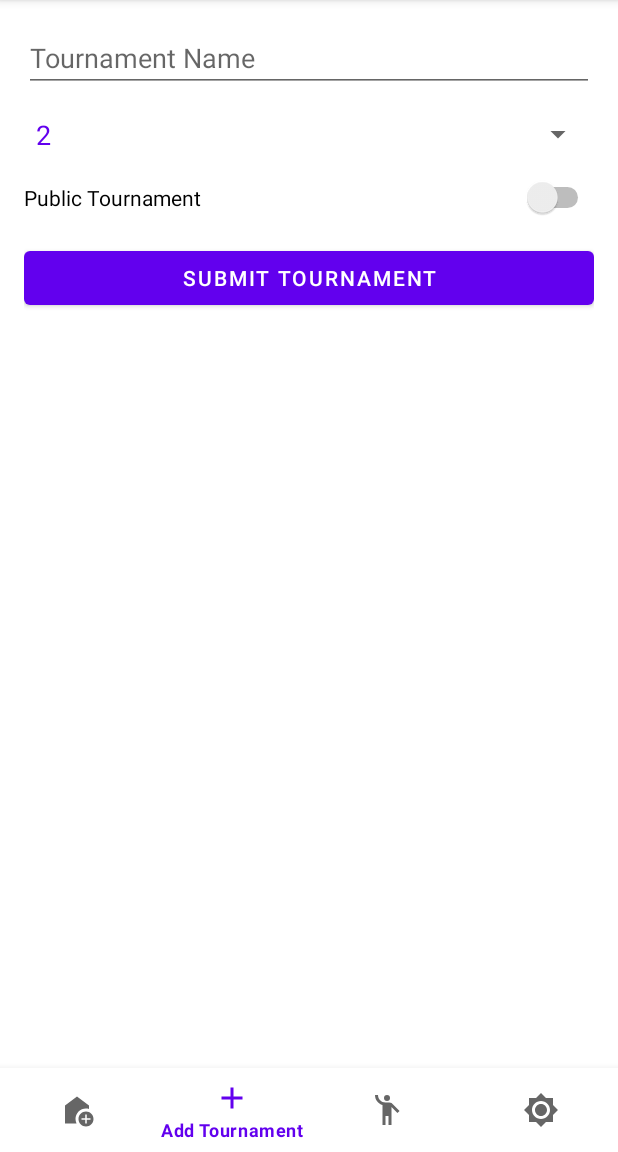
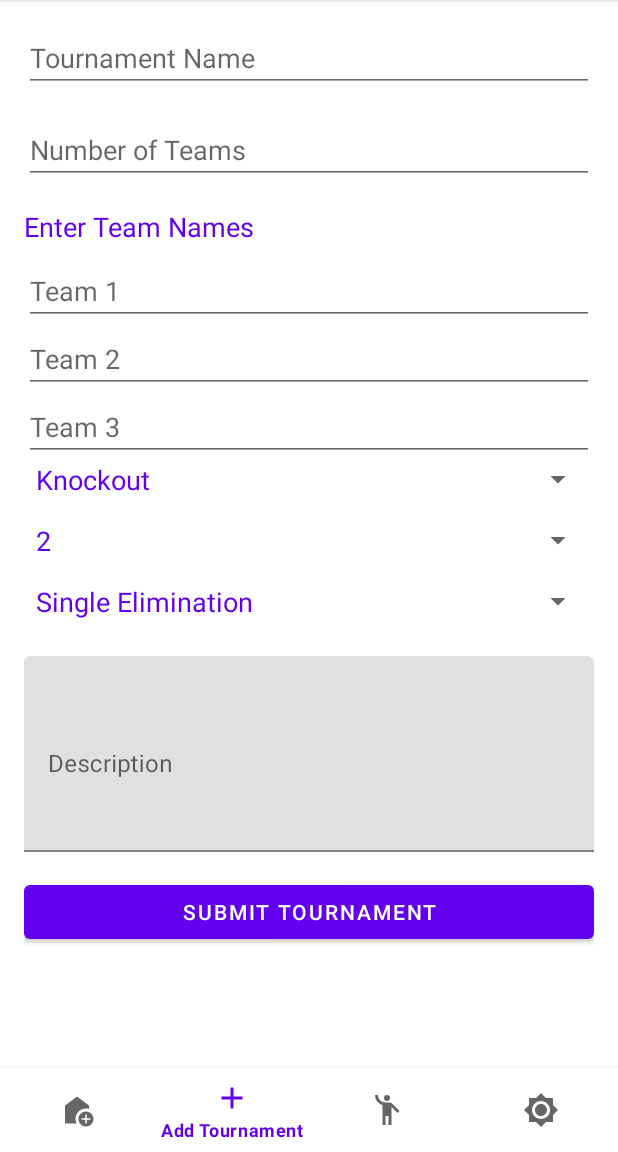
Before and after one commit to Tourniverse-App/Tourniverse, an Android app: the AddTournamentFragment screen opened through its navigation route, on a phone screen of 412 x 824 dp, the part 84-1236 px from its top. Run offline under Robolectric (Android 15) with nearby library versions, the phone set to English and light mode, and no system bars; our stand-ins replace navigation-ui.

Commit message:
changed ui

```diff
--- /dev/null
+++ b/app/src/main/res/drawable/gradient_background.xml
@@ -0,0 +1,5 @@
+<?xml version="1.0" encoding="utf-8"?>
+    <gradient xmlns:android="http://schemas.android.com/apk/res/android"
+        android:startColor="#0000FF"
+        android:endColor="#ADD8E6"
+        android:angle="90" />
--- a/app/src/main/res/layout/fragment_add_tournament.xml
+++ b/app/src/main/res/layout/fragment_add_tournament.xml
@@ -1,14 +1,18 @@
 <ScrollView
     xmlns:android="http://schemas.android.com/apk/res/android"
+    xmlns:app="http://schemas.android.com/apk/res-auto"
+    xmlns:tools="http://schemas.android.com/tools"
     android:layout_width="match_parent"
     android:layout_height="match_parent"
-    android:padding="16dp">
+    android:padding="16dp"
+    tools:context=".fragments.AddTournamentFragment">
 
     <LinearLayout
         android:layout_width="match_parent"
         android:layout_height="wrap_content"
         android:orientation="vertical">
 
+        <!-- Tournament Name -->
         <EditText
             android:id="@+id/etTournamentName"
             android:layout_width="match_parent"
@@ -16,20 +20,83 @@
             android:hint="Tournament Name"
             android:layout_marginBottom="16dp" />
 
+        <!-- Number of Teams -->
+        <EditText
+            android:id="@+id/etNumTeams"
+            android:layout_width="match_parent"
+            android:layout_height="wrap_content"
+            android:inputType="number"
+            android:hint="Number of Teams"
+            android:layout_marginBottom="16dp" />
+
+        <!-- Team Names -->
+        <TextView
+            android:layout_width="match_parent"
+            android:layout_height="wrap_content"
+            android:text="Enter Team Names"
+            android:layout_marginBottom="8dp" />
+
+        <!-- Example of 3 teams, you can dynamically create more fields based on the number of teams input -->
+        <EditText
+            android:id="@+id/teamName1"
+            android:layout_width="match_parent"
+            android:layout_height="wrap_content"
+            android:hint="Team 1" />
+        <EditText
+            android:id="@+id/teamName2"
+            android:layout_width="match_parent"
+            android:layout_height="wrap_content"
+            android:hint="Team 2" />
+        <EditText
+            android:id="@+id/teamName3"
+            android:layout_width="match_parent"
+            android:layout_height="wrap_content"
+            android:hint="Team 3" />
+
+        <!-- Tournament Type -->
+        <Spinner
+            android:id="@+id/spinnerTournamentType"
+            android:layout_width="match_parent"
+            android:layout_height="wrap_content"
+            android:entries="@array/tournament_type"
+            android:layout_marginBottom="16dp" />
+
+        <!-- Number of Teams -->
         <Spinner
             android:id="@+id/spinnerTeams"
             android:layout_width="match_parent"
             android:layout_height="wrap_content"
-            android:entries="@array/teams_count"
+            android:entries="@array/team_count_options"
             android:layout_marginBottom="16dp" />
 
-        <Switch
-            android:id="@+id/switchPublic"
+
+        <!-- Tournament Format -->
+        <Spinner
+            android:id="@+id/spinnerTournamentFormat"
             android:layout_width="match_parent"
             android:layout_height="wrap_content"
-            android:text="Public Tournament"
+            android:entries="@array/tournament_format"
             android:layout_marginBottom="16dp" />
 
+        <!-- Description -->
+        <com.google.android.material.textfield.TextInputLayout
+            android:id="@+id/tilDescription"
+            android:layout_width="match_parent"
+            android:layout_height="wrap_content"
+            android:hint="Description"
+            android:layout_marginBottom="16dp">
+
+            <EditText
+                android:id="@+id/etDescription"
+                android:layout_width="match_parent"
+                android:layout_height="wrap_content"
+                android:inputType="textMultiLine"
+                android:layout_marginTop="8dp"
+                android:lines="5" /> <!-- Multi-line input -->
+
+        </com.google.android.material.textfield.TextInputLayout>
+
+        <!-- Submit Button -->
         <Button
             android:id="@+id/btnSubmitTournament"
             android:layout_width="match_parent"
--- /dev/null
+++ b/app/src/main/res/values/arrays.xml
@@ -0,0 +1,29 @@
+<?xml version="1.0" encoding="utf-8"?>
+<resources>
+    <!-- Tournament Types -->
+    <string-array name="tournament_type">
+        <item>Knockout</item>
+        <item>Groups</item>
+        <item>Table</item>
+        <item>Table to knockout</item>
+        <item>Groups to knockout</item>
+    </string-array>
+
+    <!-- Tournament Formats -->
+    <string-array name="tournament_format">
+        <item>Single Elimination</item>
+        <item>Double Elimination</item>
+        <item>Round Robin</item>
+    </string-array>
+
+    <string-array name="team_count_options">
+        <item>2</item>
+        <item>4</item>
+        <item>6</item>
+        <item>8</item>
+        <item>16</item>
+        <item>32</item>
+        <item>64</item>
+    </string-array>
+
+</resources>
--- a/build.gradle.kts
+++ b/build.gradle.kts
@@ -3,4 +3,5 @@ plugins {
     alias(libs.plugins.android.application) apply false
     alias(libs.plugins.kotlin.android) apply false
     id("com.google.gms.google-services") version "4.4.2" apply false
+
 }
```
Also changed, not shown: app/build.gradle.kts (+13 -7 lines), app/src/main/res/layout/fragment_home.xml (+6 -5 lines), app/src/main/res/layout/fragment_user.xml (+22 -9 lines).
